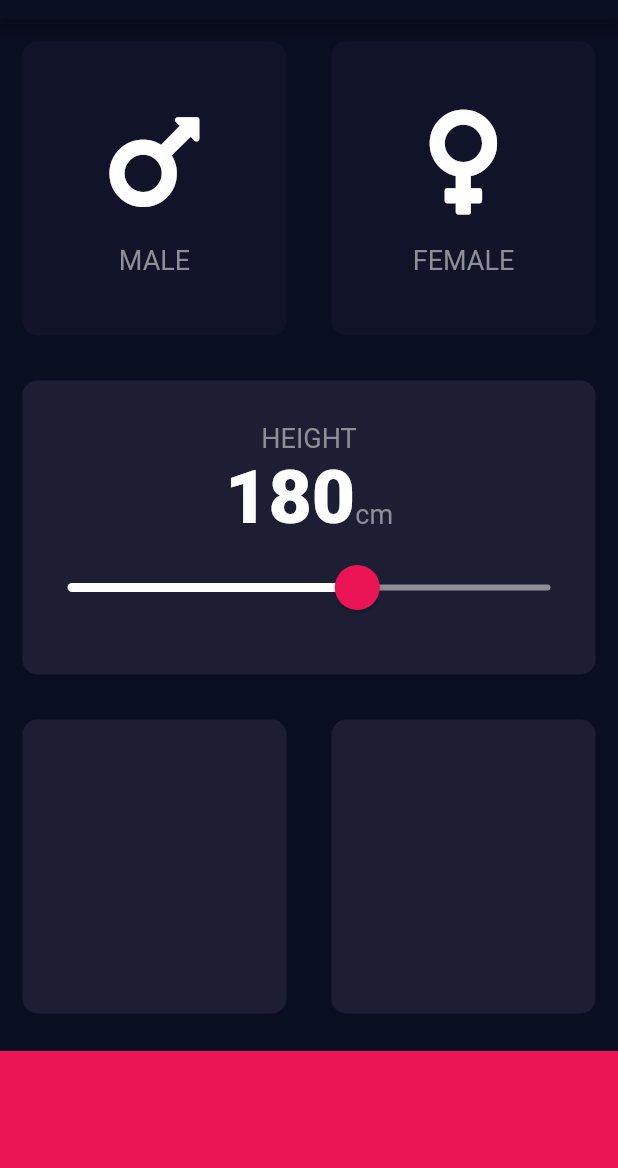
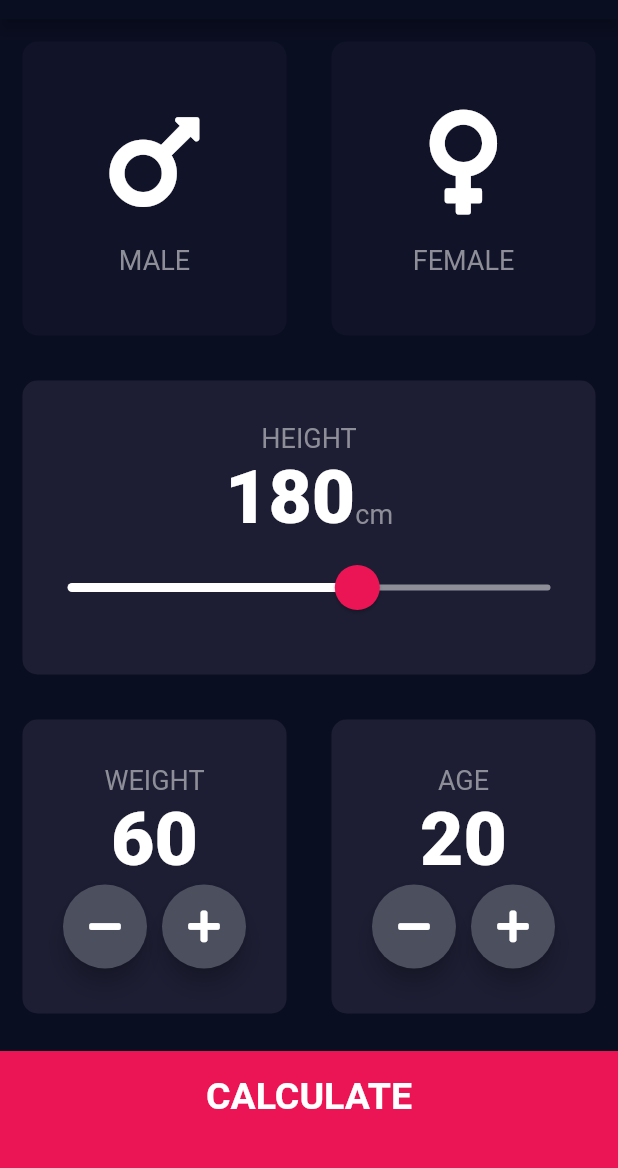
Before and after one commit to jyshine/Flutter_bmi-calculator, a Flutter app: the screen it shows after launch, on a phone screen of 412 x 824 dp, the part 65-1233 px from its top. Run offline on Flutter 3.47's test engine with Material 2 defaults, Android fonts, the phone set to English and light mode, and no system bars; our stand-ins replace font_awesome_flutter.

```diff
--- a/lib/consts.dart
+++ b/lib/consts.dart
@@ -5,7 +5,7 @@ const kActiveCardColour = Color(0xFF1D1E33);
 const kInactiveCardColour = Color(0xFF111328);
 const kBottomContainerColour = Color(0xFFEB1555);
 
-const kLableTextStyle = TextStyle(
+const kLabelTextStyle = TextStyle(
   fontSize: 18.0,
   color: Color(0xFF8D8E98),
 );
@@ -14,3 +14,8 @@ const kNumberTextStyle = TextStyle(
   fontSize: 50.0,
   fontWeight: FontWeight.w900,
 );
+
+const kLargeButtonTextStyle = TextStyle(
+  fontSize: 25.0,
+  fontWeight: FontWeight.bold,
+);
--- a/lib/icon_content.dart
+++ b/lib/icon_content.dart
@@ -24,7 +24,7 @@ class IconContent extends StatelessWidget {
         ),
         Text(
           label,
-          style: kLableTextStyle,
+          style: kLabelTextStyle,
         )
       ],
     );
--- a/lib/input_page.dart
+++ b/lib/input_page.dart
@@ -31,6 +31,9 @@ class _InputPageState extends State<InputPage> {
 
   Gender selectedGender;
   int height = 180;
+  int weight = 60;
+  int age = 20;
+
   @override
   Widget build(BuildContext context) {
     return Scaffold(
@@ -86,7 +89,7 @@ class _InputPageState extends State<InputPage> {
                 children: <Widget>[
                   Text(
                     'HEIGHT',
-                    style: kLableTextStyle,
+                    style: kLabelTextStyle,
                   ),
                   Row(
                     mainAxisAlignment: MainAxisAlignment.center,
@@ -99,7 +102,7 @@ class _InputPageState extends State<InputPage> {
                       ),
                       Text(
                         'cm',
-                        style: kLableTextStyle,
+                        style: kLabelTextStyle,
                       )
                     ],
                   ),
@@ -134,24 +137,132 @@ class _InputPageState extends State<InputPage> {
                 Expanded(
                   child: ReusableCard(
                     colour: kActiveCardColour,
+                    cardChild: Column(
+                      mainAxisAlignment: MainAxisAlignment.center,
+                      children: <Widget>[
+                        Text(
+                          'WEIGHT',
+                          style: kLabelTextStyle,
+                        ),
+                        Text(
+                          weight.toString(),
+                          style: kNumberTextStyle,
+                        ),
+                        Row(
+                          mainAxisAlignment: MainAxisAlignment.center,
+                          children: <Widget>[
+                            RoundIconButton(
+                              icon: FontAwesomeIcons.minus,
+                              onPressedIcon: () {
+                                setState(() {
+                                  weight--;
+                                });
+                              },
+                            ),
+                            SizedBox(
+                              width: 10.0,
+                            ),
+                            RoundIconButton(
+                              icon: FontAwesomeIcons.plus,
+                              onPressedIcon: () {
+                                setState(() {
+                                  weight++;
+                                });
+                              },
+                            ),
+                          ],
+                        )
+                      ],
+                    ),
                   ),
                 ),
                 Expanded(
                   child: ReusableCard(
+                    cardChild: Column(
+                      mainAxisAlignment: MainAxisAlignment.center,
+                      children: <Widget>[
+                        Text(
+                          'AGE',
+                          style: kLabelTextStyle,
+                        ),
+                        Text(
+                          age.toString(),
+                          style: kNumberTextStyle,
+                        ),
+                        Row(
+                          mainAxisAlignment: MainAxisAlignment.center,
+                          children: <Widget>[
+                            RoundIconButton(
+                              icon: FontAwesomeIcons.minus,
+                              onPressedIcon: () {
+                                setState(() {
+                                  age--;
+                                });
+                              },
+                            ),
+                            SizedBox(
+                              width: 10.0,
+                            ),
+                            RoundIconButton(
+                              icon: FontAwesomeIcons.plus,
+                              onPressedIcon: () {
+                                setState(() {
+                                  age++;
+                                });
+                              },
+                            ),
+                          ],
+                        )
+                      ],
+                    ),
                     colour: kActiveCardColour,
                   ),
                 ),
               ],
             ),
           ),
-          Container(
-            color: kBottomContainerColour,
-            margin: EdgeInsets.only(top: 10.0),
-            width: double.infinity,
-            height: kBottomContainerHeight,
+          GestureDetector(
+            onTap: () {
+              Navigator.pushNamed(context, '/result');
+            },
+            child: Container(
+              child: Center(
+                child: Text(
+                  'CALCULATE',
+                  style: kLargeButtonTextStyle,
+                ),
+              ),
+              color: kBottomContainerColour,
+              margin: EdgeInsets.only(top: 10.0),
+              padding: EdgeInsets.only(bottom: 20.0),
+              width: double.infinity,
+              height: kBottomContainerHeight,
+            ),
           ),
         ],
       ),
     );
   }
 }
+
+class RoundIconButton extends StatelessWidget {
+  RoundIconButton({@required this.icon, @required this.onPressedIcon});
+
+  final IconData icon;
+  final Function onPressedIcon;
+
+  @override
+  Widget build(BuildContext context) {
+    return RawMaterialButton(
+      child: Icon(icon),
+      onPressed: onPressedIcon,
+      elevation: 6.0,
+      constraints: BoxConstraints.tightFor(
+        width: 56.0,
+        height: 56.0,
+      ),
+      shape: CircleBorder(),
+      fillColor: Color(0xFF4C4F5E),
+    );
+  }
+}
--- a/lib/main.dart
+++ b/lib/main.dart
@@ -1,3 +1,4 @@
+import 'package:bmi_calculator/result_page.dart';
 import 'package:flutter/material.dart';
 import 'input_page.dart';
 
@@ -11,7 +12,11 @@ class BMICalculator extends StatelessWidget {
         primaryColor: Color(0xFF0A0e21),
         scaffoldBackgroundColor: Color(0xFF0A0e21),
       ),
-      home: InputPage(),
+      initialRoute: '/',
+      routes: {
+        '/': (context) => InputPage(),
+        '/result': (context) => ResultPage()
+      },
     );
   }
 }
```
Also changed, not shown: 1 other file.
